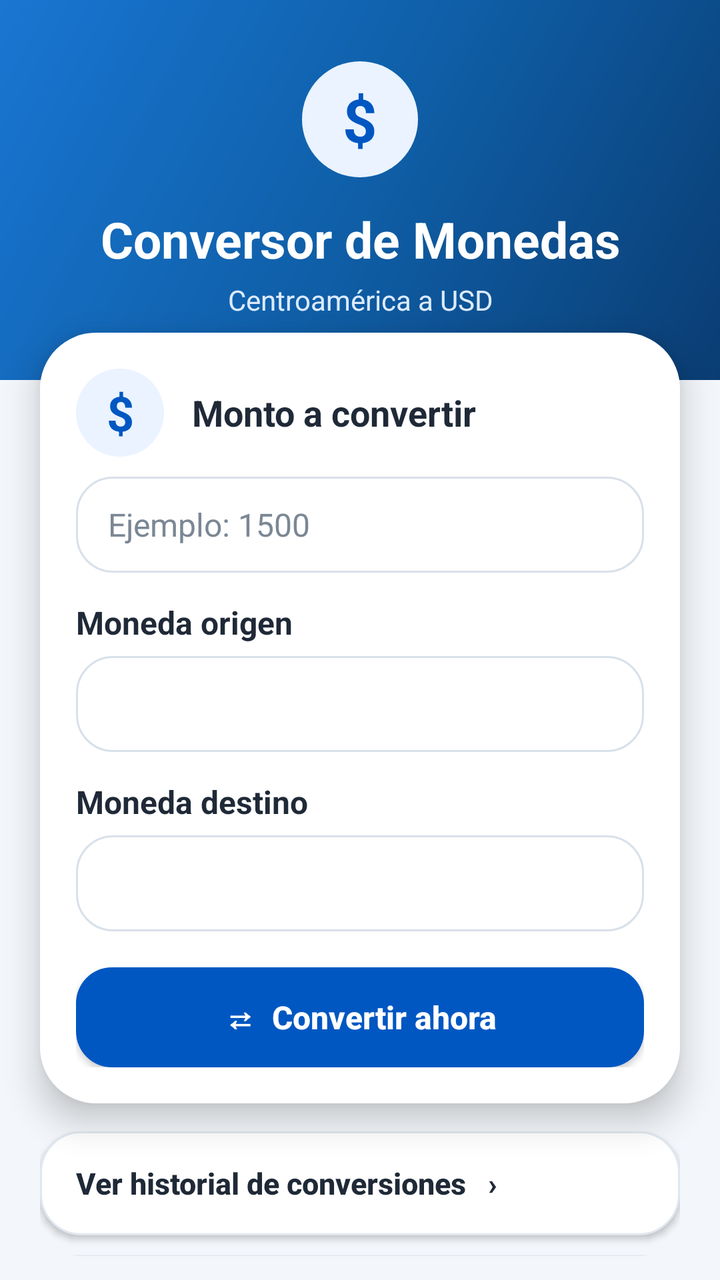
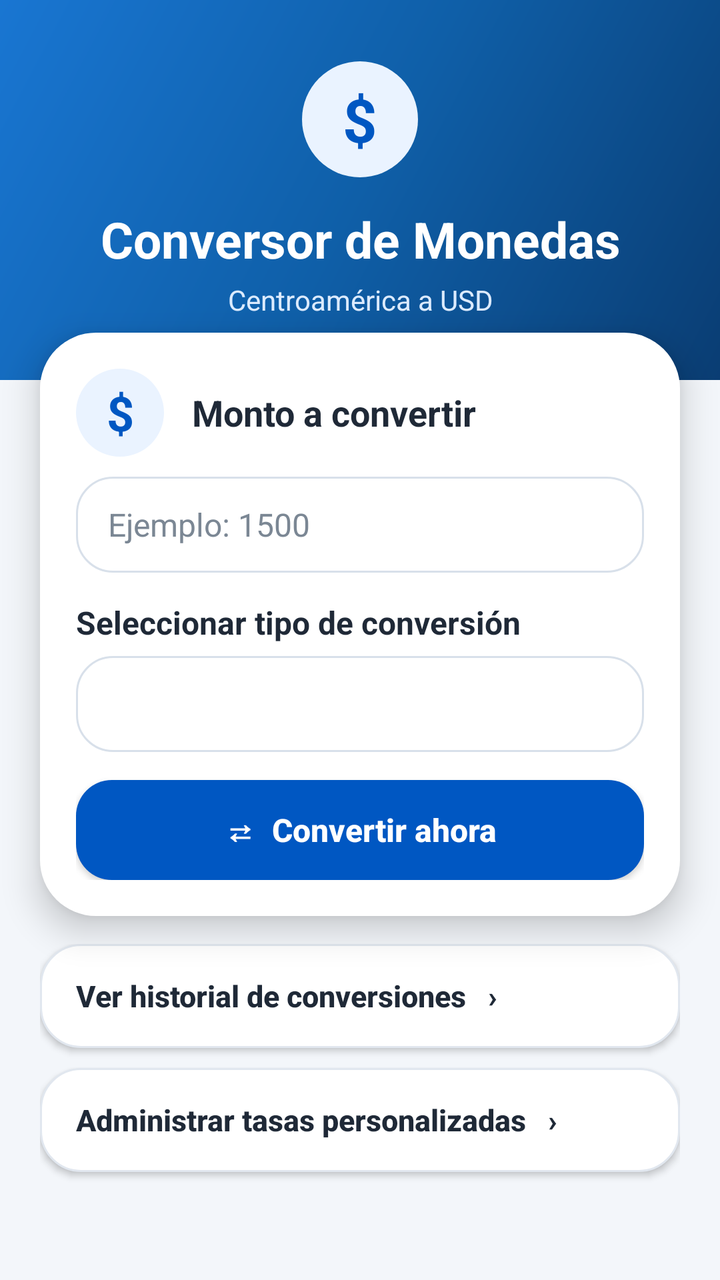

The first picture is an Android layout as it rendered before a commit; the second is the same layout after the commit. The layout source and the unified diff follow.
<!-- AndroidManifest.xml: application theme Theme.ConversorMonedasApp -->
<!-- res/layout/activity_main.xml -->
<?xml version="1.0" encoding="utf-8"?>
<LinearLayout xmlns:android="http://schemas.android.com/apk/res/android"
    android:layout_width="match_parent"
    android:layout_height="match_parent"
    android:background="@drawable/bg_screen"
    android:orientation="vertical">

    
    <LinearLayout
        android:layout_width="match_parent"
        android:layout_height="190dp"
        android:background="@drawable/bg_header"
        android:gravity="center"
        android:orientation="vertical"
        android:padding="18dp">

        <TextView
            android:layout_width="58dp"
            android:layout_height="58dp"
            android:background="@drawable/circle_blue"
            android:gravity="center"
            android:text="$"
            android:textColor="#0057C2"
            android:textSize="30sp"
            android:textStyle="bold" />

        <TextView
            android:layout_width="match_parent"
            android:layout_height="wrap_content"
            android:layout_marginTop="14dp"
            android:gravity="center"
            android:text="Conversor de Monedas"
            android:textColor="#FFFFFF"
            android:textSize="25sp"
            android:textStyle="bold" />

        <TextView
            android:layout_width="match_parent"
            android:layout_height="wrap_content"
            android:layout_marginTop="4dp"
            android:gravity="center"
            android:text="Centroamérica a USD"
            android:textColor="#DCEBFF"
            android:textSize="14sp" />

    </LinearLayout>

    
    <LinearLayout
        android:layout_width="match_parent"
        android:layout_height="wrap_content"
        android:layout_marginStart="20dp"
        android:layout_marginEnd="20dp"
        android:layout_marginTop="-24dp"
        android:background="@drawable/bg_card"
        android:elevation="10dp"
        android:orientation="vertical"
        android:padding="18dp">

        <LinearLayout
            android:layout_width="match_parent"
            android:layout_height="wrap_content"
            android:gravity="center_vertical"
            android:orientation="horizontal"
            android:layout_marginBottom="10dp">

            <TextView
                android:layout_width="44dp"
                android:layout_height="44dp"
                android:background="@drawable/circle_blue"
                android:gravity="center"
                android:text="$"
                android:textColor="#0057C2"
                android:textSize="24sp"
                android:textStyle="bold" />

            <TextView
                android:layout_width="0dp"
                android:layout_height="wrap_content"
                android:layout_marginStart="14dp"
                android:layout_weight="1"
                android:text="Monto a convertir"
                android:textColor="#1F2937"
                android:textSize="18sp"
                android:textStyle="bold" />

        </LinearLayout>

        <EditText
            android:id="@+id/etMonto"
            android:layout_width="match_parent"
            android:layout_height="48dp"
            android:background="@drawable/bg_input"
            android:hint="Ejemplo: 1500"
            android:inputType="numberDecimal"
            android:paddingStart="16dp"
            android:paddingEnd="16dp"
            android:textColor="#111827"
            android:textColorHint="#7B8794"
            android:textSize="16sp"
            android:layout_marginBottom="14dp" />

        <TextView
            android:layout_width="match_parent"
            android:layout_height="wrap_content"
            android:text="Moneda origen"
            android:textColor="#1F2937"
            android:textSize="16sp"
            android:textStyle="bold"
            android:layout_marginBottom="6dp" />

        <Spinner
            android:id="@+id/spinnerOrigen"
            android:layout_width="match_parent"
            android:layout_height="48dp"
            android:background="@drawable/bg_input"
            android:paddingStart="12dp"
            android:paddingEnd="12dp"
            android:layout_marginBottom="14dp" />

        <TextView
            android:layout_width="match_parent"
            android:layout_height="wrap_content"
            android:text="Moneda destino"
            android:textColor="#1F2937"
            android:textSize="16sp"
            android:textStyle="bold"
            android:layout_marginBottom="6dp" />

        <Spinner
            android:id="@+id/spinnerDestino"
            android:layout_width="match_parent"
            android:layout_height="48dp"
            android:background="@drawable/bg_input"
            android:paddingStart="12dp"
            android:paddingEnd="12dp"
            android:layout_marginBottom="18dp" />

        <androidx.appcompat.widget.AppCompatButton
            android:id="@+id/btnConvertir"
            android:layout_width="match_parent"
            android:layout_height="50dp"
            android:background="@drawable/bg_button_primary"
            android:text="⇄  Convertir ahora"
            android:textAllCaps="false"
            android:textColor="#FFFFFF"
            android:textSize="16sp"
            android:textStyle="bold" />

    </LinearLayout>

    
    <LinearLayout
        android:layout_width="match_parent"
        android:layout_height="0dp"
        android:layout_weight="1"
        android:orientation="vertical"
        android:paddingStart="20dp"
        android:paddingEnd="20dp"
        android:paddingTop="14dp"
        android:paddingBottom="12dp">

        <androidx.appcompat.widget.AppCompatButton
            android:id="@+id/btnHistorial"
            android:layout_width="match_parent"
            android:layout_height="52dp"
            android:background="@drawable/bg_option_card"
            android:gravity="center_vertical"
            android:paddingStart="18dp"
            android:paddingEnd="18dp"
            android:text="Ver historial de conversiones   ›"
            android:textAllCaps="false"
            android:textColor="#1F2937"
            android:textSize="15sp"
            android:textStyle="bold" />

        <androidx.appcompat.widget.AppCompatButton
            android:id="@+id/btnTasas"
            android:layout_width="match_parent"
            android:layout_height="52dp"
            android:layout_marginTop="10dp"
            android:background="@drawable/bg_option_card"
            android:gravity="center_vertical"
            android:paddingStart="18dp"
            android:paddingEnd="18dp"
            android:text="Administrar tasas personalizadas   ›"
            android:textAllCaps="false"
            android:textColor="#1F2937"
            android:textSize="15sp"
            android:textStyle="bold" />

    </LinearLayout>

</LinearLayout>
<!-- resources referenced by this layout -->
<resources>
  <!-- drawable bg_button_primary (drawable) -->
  <?xml version="1.0" encoding="utf-8"?>
  <shape xmlns:android="http://schemas.android.com/apk/res/android">
      <solid android:color="#0057C2" />
      <corners android:radius="18dp" />
  </shape>
  <!-- drawable bg_card (drawable) -->
  <?xml version="1.0" encoding="utf-8"?>
  <shape xmlns:android="http://schemas.android.com/apk/res/android">
      <solid android:color="#FFFFFF" />
      <corners android:radius="28dp" />
  </shape>
  <!-- drawable bg_header (drawable) -->
  <?xml version="1.0" encoding="utf-8"?>
  <shape xmlns:android="http://schemas.android.com/apk/res/android">
      <gradient
          android:startColor="#0A3D73"
          android:centerColor="#0F5FA8"
          android:endColor="#1976D2"
          android:angle="135" />
  </shape>
  <!-- drawable bg_input (drawable) -->
  <?xml version="1.0" encoding="utf-8"?>
  <shape xmlns:android="http://schemas.android.com/apk/res/android">
      <solid android:color="#FFFFFF" />
      <corners android:radius="18dp" />
      <stroke
          android:width="1dp"
          android:color="#D8E0EA" />
  </shape>
  <!-- drawable bg_option_card (drawable) -->
  <?xml version="1.0" encoding="utf-8"?>
  <shape xmlns:android="http://schemas.android.com/apk/res/android">
      <solid android:color="#FFFFFF" />
      <corners android:radius="20dp" />
      <stroke
          android:width="1dp"
          android:color="#E1E7EF" />
  </shape>
  <!-- drawable bg_screen (drawable) -->
  <?xml version="1.0" encoding="utf-8"?>
  <shape xmlns:android="http://schemas.android.com/apk/res/android">
      <solid android:color="#F3F6FA" />
  </shape>
  <!-- drawable circle_blue (drawable) -->
  <?xml version="1.0" encoding="utf-8"?>
  <shape xmlns:android="http://schemas.android.com/apk/res/android"
      android:shape="oval">
      <solid android:color="#EAF3FF" />
  </shape>
  <style name="Theme.ConversorMonedasApp" parent="Base.Theme.ConversorMonedasApp" />
  <style name="Base.Theme.ConversorMonedasApp" parent="Theme.Material3.DayNight.NoActionBar">
          <item name="colorPrimary">#1565C0</item>
          <item name="colorPrimaryContainer">#0A3D73</item>
          <item name="colorSecondary">#00A86B</item>
          <item name="colorSecondaryContainer">#E8F8F1</item>
  
          <item name="android:windowLightStatusBar">false</item>
          <item name="android:statusBarColor">#0A3D73</item>
          <item name="android:navigationBarColor">#F3F6FA</item>
      </style>
</resources>

<!-- the commit's change to res/layout/activity_main.xml (unified diff, before → after) -->
@@ -5,7 +5,6 @@
     android:background="@drawable/bg_screen"
     android:orientation="vertical">
 
-    
     <LinearLayout
         android:layout_width="match_parent"
         android:layout_height="190dp"
@@ -103,14 +102,14 @@
         <TextView
             android:layout_width="match_parent"
             android:layout_height="wrap_content"
-            android:text="Moneda origen"
+            android:text="Seleccionar tipo de conversión"
             android:textColor="#1F2937"
             android:textSize="16sp"
             android:textStyle="bold"
             android:layout_marginBottom="6dp" />
 
         <Spinner
-            android:id="@+id/spinnerOrigen"
+            android:id="@+id/spinnerTasas"
             android:layout_width="match_parent"
             android:layout_height="48dp"
             android:background="@drawable/bg_input"
@@ -119,22 +118,14 @@
             android:layout_marginBottom="14dp" />
 
         <TextView
+            android:id="@+id/tvMensajeVacio"
             android:layout_width="match_parent"
             android:layout_height="wrap_content"
-            android:text="Moneda destino"
-            android:textColor="#1F2937"
-            android:textSize="16sp"
-            android:textStyle="bold"
-            android:layout_marginBottom="6dp" />
-
-        <Spinner
-            android:id="@+id/spinnerDestino"
-            android:layout_width="match_parent"
-            android:layout_height="48dp"
-            android:background="@drawable/bg_input"
-            android:paddingStart="12dp"
-            android:paddingEnd="12dp"
-            android:layout_marginBottom="18dp" />
+            android:text="No hay tasas disponibles. Por favor, agregue una tasa de cambio."
+            android:textColor="#EF4444"
+            android:textSize="14sp"
+            android:visibility="gone"
+            android:layout_marginBottom="14dp" />
 
         <androidx.appcompat.widget.AppCompatButton
             android:id="@+id/btnConvertir"
